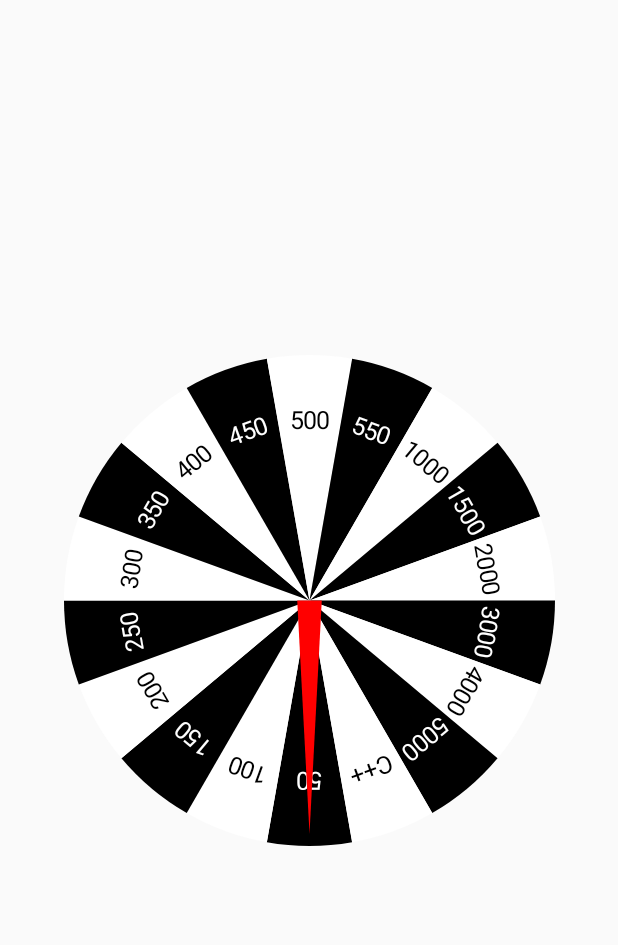
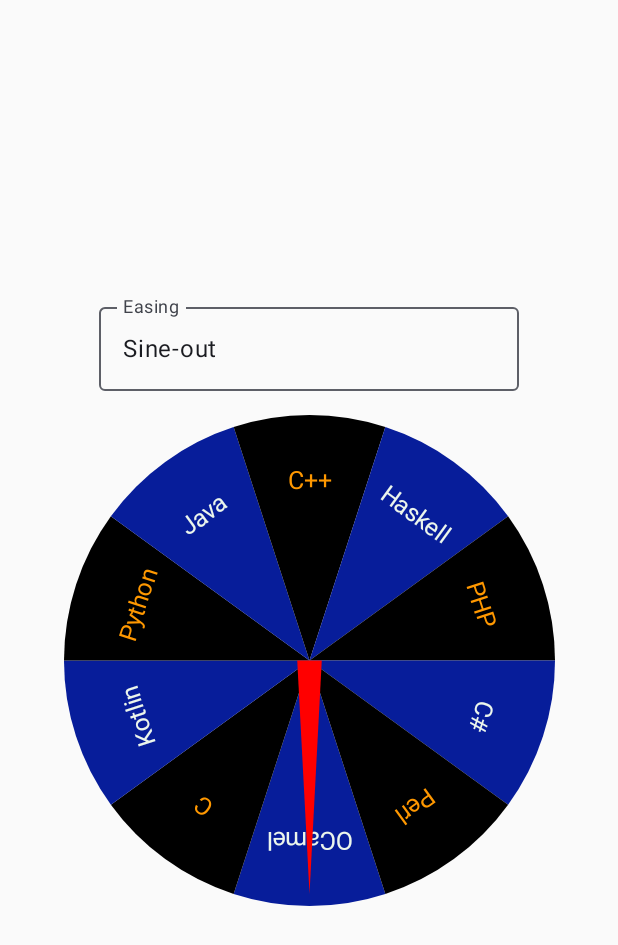
Before and after one commit to i-redbyte/krdcompose, an Android app built with Jetpack Compose: the WheelScreen screen opened through its navigation route, on a phone screen of 412 x 824 dp. Shown: the top 945 px of the screen. Run offline under Robolectric (Android 15) with nearby library versions, the phone set to English and light mode, and no system bars.

Commit message:
@feat: add fortune wheel component

```diff
--- a/app/src/main/java/ru/redbyte/krdcompose/screens/wheel/WheelScreen.kt
+++ b/app/src/main/java/ru/redbyte/krdcompose/screens/wheel/WheelScreen.kt
@@ -1,6 +1,5 @@
 package ru.redbyte.krdcompose.screens.wheel
 
-import android.util.Log
 import androidx.compose.foundation.layout.Arrangement
 import androidx.compose.foundation.layout.Column
 import androidx.compose.foundation.layout.Spacer
@@ -8,7 +7,12 @@ import androidx.compose.foundation.layout.fillMaxSize
 import androidx.compose.foundation.layout.fillMaxWidth
 import androidx.compose.foundation.layout.height
 import androidx.compose.foundation.layout.padding
+import androidx.compose.foundation.text.KeyboardOptions
+import androidx.compose.material3.DropdownMenuItem
+import androidx.compose.material3.ExperimentalMaterial3Api
+import androidx.compose.material3.ExposedDropdownMenuBox
 import androidx.compose.material3.MaterialTheme
+import androidx.compose.material3.OutlinedTextField
 import androidx.compose.material3.Text
 import androidx.compose.runtime.Composable
 import androidx.compose.runtime.getValue
@@ -17,36 +21,35 @@ import androidx.compose.runtime.remember
 import androidx.compose.runtime.setValue
 import androidx.compose.ui.Alignment
 import androidx.compose.ui.Modifier
-import androidx.compose.ui.tooling.preview.Preview
+import androidx.compose.ui.graphics.Color
+import androidx.compose.ui.text.input.KeyboardType
 import androidx.compose.ui.unit.dp
 import ru.redbyte.krdcompose.ui.components.FortuneWheel
 import ru.redbyte.krdcompose.ui.components.WheelItem
+import ru.redbyte.krdcompose.ui.components.easingMap
 
+@OptIn(ExperimentalMaterial3Api::class)
 @Composable
 fun WheelScreen() {
     val items = remember {
         listOf(
-            WheelItem("50"),
-            WheelItem("100"),
-            WheelItem("150"),
-            WheelItem("200"),
-            WheelItem("250"),
-            WheelItem("300"),
-            WheelItem("350"),
-            WheelItem("400"),
-            WheelItem("450"),
-            WheelItem("500"),
-            WheelItem("550"),
-            WheelItem("1000"),
-            WheelItem("1500"),
-            WheelItem("2000"),
-            WheelItem("3000"),
-            WheelItem("4000"),
-            WheelItem("5000"),
+            WheelItem("OCamel"),
+            WheelItem("C"),
+            WheelItem("Kotlin"),
+            WheelItem("Python"),
+            WheelItem("Java"),
             WheelItem("C++"),
+            WheelItem("Haskell"),
+            WheelItem("PHP"),
+            WheelItem("C#"),
+            WheelItem("Perl")
         )
     }
+
     var selected by remember { mutableStateOf<WheelItem?>(null) }
+    var expanded by remember { mutableStateOf(false) }
+    var easingName by remember { mutableStateOf(easingMap.keys.first()) }
+    val easing = easingMap[easingName]!!
 
     Column(
         modifier = Modifier
@@ -55,25 +58,41 @@ fun WheelScreen() {
         horizontalAlignment = Alignment.CenterHorizontally,
         verticalArrangement = Arrangement.Center
     ) {
+        ExposedDropdownMenuBox(expanded = expanded, onExpandedChange = { expanded = !expanded }) {
+            OutlinedTextField(
+                value = easingName,
+                onValueChange = {},
+                readOnly = true,
+                label = { Text("Easing") },
+                modifier = Modifier.menuAnchor(),
+                keyboardOptions = KeyboardOptions(keyboardType = KeyboardType.Text)
+            )
+            ExposedDropdownMenu(expanded = expanded, onDismissRequest = { expanded = false }) {
+                easingMap.keys.forEach { name ->
+                    DropdownMenuItem(
+                        text = { Text(name) },
+                        onClick = {
+                            easingName = name
+                            expanded = false
+                        }
+                    )
+                }
+            }
+        }
+        Spacer(Modifier.height(16.dp))
         FortuneWheel(
             items = items,
             modifier = Modifier.fillMaxWidth(0.9f),
-            onItemSelected = {
-                Log.d("_debug", "WheelScreen: $it")
-                selected = it
-            }
+            evenSectorColor = Color(0xFF071D9A),
+            oddSectorColor = Color(0xFF000000),
+            evenTextColor = Color(0xFFECF6EC),
+            oddTextColor = Color(0xFFFF9800),
+            easing = easing,
+            onItemSelected = { selected = it }
         )
-        Spacer(modifier = Modifier.height(24.dp))
+        Spacer(Modifier.height(24.dp))
         selected?.let {
-            Text(text = "Выпало: ${it.text}", style = MaterialTheme.typography.headlineMedium)
+            Text("Выпало: ${it.text}", style = MaterialTheme.typography.headlineMedium)
         }
     }
 }
-
-@Preview(showBackground = true, widthDp = 360, heightDp = 640)
-@Composable
-fun WheelDemoPreview() {
-    MaterialTheme {
-        WheelScreen()
-    }
-}
--- a/app/src/main/java/ru/redbyte/krdcompose/ui/components/FortuneWheel.kt
+++ b/app/src/main/java/ru/redbyte/krdcompose/ui/components/FortuneWheel.kt
@@ -6,6 +6,7 @@ import androidx.compose.foundation.layout.aspectRatio
 import androidx.compose.foundation.layout.fillMaxSize
 import androidx.compose.foundation.layout.Box
 import androidx.compose.foundation.clickable
+import androidx.compose.foundation.interaction.MutableInteractionSource
 import androidx.compose.runtime.*
 import androidx.compose.runtime.saveable.rememberSaveable
 import androidx.compose.ui.Modifier
@@ -15,19 +16,135 @@ import androidx.compose.ui.graphics.Path
 import androidx.compose.ui.geometry.Offset
 import androidx.compose.ui.geometry.Size
 import androidx.compose.ui.graphics.graphicsLayer
+import androidx.compose.ui.graphics.luminance
 import androidx.compose.ui.graphics.nativeCanvas
+import androidx.compose.ui.graphics.toArgb
 import kotlin.math.PI
 import kotlin.math.cos
 import kotlin.math.min
+import kotlin.math.pow
 import kotlin.math.roundToInt
 import kotlin.math.sin
+import kotlin.math.sqrt
 
 data class WheelItem(val text: String)
+
+val easingMap: LinkedHashMap<String, (Float) -> Float> = linkedMapOf(
+    "Sine‑out" to { t -> sin(t * PI.toFloat() / 2f) },
+    "Cubic‑out" to { t -> 1f - (1f - t).pow(3) },
+    "Quint‑out" to { t -> 1f - (1f - t).pow(5) },
+    "Quad‑out" to { t -> 1f - (1f - t).pow(2) },
+    "Expo‑out" to { t -> if (t == 1f) 1f else 1f - 2f.pow(-10f * t) },
+    "Circ‑out" to { t -> sqrt(1f - (t - 1f).pow(2)) },
+    "Back‑out" to { t ->
+        val s = 1.70158f;
+        val p = t - 1f; 1f + (s + 1f) * p.pow(3) + s * p.pow(2)
+    },
+    "Elastic‑out" to { t: Float ->
+        when (t) {
+            0f -> 0f
+            1f -> 1f
+            else -> {
+                val p = 0.3f
+                (2f.pow(-10f * t) *
+                        sin((t - p / 4f) * (2f * PI) / p).toFloat() + 1f)
+            }
+        }
+    },
+
+    "Bounce‑out" to { t ->
+        val n1 = 7.5625f;
+        val d1 = 2.75f
+        when {
+            t < 1f / d1 -> n1 * t * t
+            t < 2f / d1 -> {
+                val p = t - 1.5f / d1; n1 * p * p + 0.75f
+            }
+
+            t < 2.5f / d1 -> {
+                val p = t - 2.25f / d1; n1 * p * p + 0.9375f
+            }
+
+            else -> {
+                val p = t - 2.625f / d1; n1 * p * p + 0.984375f
+            }
+        }
+    },
+    "Linear" to { t -> t },
+    "Quart‑out" to { t -> 1f - (1f - t).pow(4) },
+
+    "Sine‑inOut" to { t -> (-(cos(PI.toFloat() * t) - 1f) / 2f) },
+
+    "Quad‑inOut" to { t ->
+        if (t < 0.5f) 2f * t * t
+        else 1f - (-2f * t + 2f).pow(2) / 2f
+    },
+
+    "Expo‑inOut" to { t ->
+        when (t) {
+            0f -> 0f
+            1f -> 1f
+            else -> if (t < 0.5f)
+                2f.pow(20f * t - 10f) / 2f
+            else
+                (2f - 2f.pow(-20f * t + 10f)) / 2f
+        }
+    },
+
+    "Bounce‑inOut" to { t ->
+        val bounceOut = easingMap["Bounce‑out"]!!
+        if (t < 0.5f)
+            (1f - bounceOut(1f - 2f * t)) / 2f
+        else
+            (1f + bounceOut(2f * t - 1f)) / 2f
+    },
+    "Quart‑in" to { t -> t.pow(4) },
+
+    "Quint‑inOut" to { t ->
+        if (t < 0.5f) 16f * t.pow(5)
+        else 1f - (-2f * t + 2f).pow(5) / 2f
+    },
+
+    "Circ‑inOut" to { t ->
+        if (t < 0.5f) (1f - sqrt(1f - (2f * t).pow(2))) / 2f
+        else (sqrt(1f - (-2f * t + 2f).pow(2)) + 1f) / 2f
+    },
+
+    "Back‑inOut" to { t ->
+        val c1 = 1.70158f
+        val c2 = c1 * 1.525f
+        if (t < 0.5f) ((2f * t).pow(2) * ((c2 + 1f) * 2f * t - c2)) / 2f
+        else ((2f * t - 2f).pow(2) * ((c2 + 1f) * (t * 2f - 2f) + c2) + 2f) / 2f
+    },
+
+    "Elastic‑inOut" to { t ->
+        when (t) {
+            0f -> 0f
+            1f -> 1f
+            else -> {
+                val c = (2f * PI).toFloat()
+                val p = 0.45f
+                if (t < 0.5f)
+                    ((-2f).pow(20f * t - 10f) *
+                            sin((20f * t - 11.125f) * c / p)) / 2f
+                else
+                    (2f.pow(-20f * t + 10f) *
+                            sin((20f * t - 11.125f) * c / p)) / 2f + 1f
+            }
+        }
+    }
+
+)
 
 @Composable
 fun FortuneWheel(
     items: List<WheelItem>,
     modifier: Modifier = Modifier,
+    evenSectorColor: Color = Color.Black,
+    oddSectorColor: Color = Color.White,
+    evenTextColor: Color? = null,
+    oddTextColor: Color? = null,
+    easing: (Float) -> Float,
     onItemSelected: (WheelItem) -> Unit
 ) {
     require(items.size >= 2)
@@ -46,12 +163,10 @@ fun FortuneWheel(
         val fullRot = (3..5).random()
         val duration = (3000..6000).random()
         startAngle = currentAngle
-
         val center = 90f + chosen * seg
         val now = ((currentAngle % 360f) + 360f) % 360f
         var delta = 450f - center - now
         delta = ((delta % 360f) + 360f) % 360f
-
         targetAngle = currentAngle + fullRot * 360f + delta
         startTime = SystemClock.uptimeMillis()
         endTime = startTime + duration
@@ -64,15 +179,15 @@ fun FortuneWheel(
             val nowMs = withFrameNanos { it } / 1_000_000L
             val total = (endTime - startTime).toFloat()
             val passed = (nowMs - startTime).coerceAtLeast(0L).toFloat()
-            val frac = (passed / total).coerceIn(0f, 1f)
-            val eased = 2f * frac - frac * frac
+            val t = (passed / total).coerceIn(0f, 1f)
+            val eased = easing(t)
             currentAngle = startAngle + (targetAngle - startAngle) * eased
-            if (frac >= 1f) {
+            if (t >= 1f) {
                 currentAngle = ((targetAngle % 360f) + 360f) % 360f
                 val seg = 360f / items.size
-                val normalized = ((currentAngle % 360f) + 360f) % 360f
-                val index = ((360f - normalized) / seg).roundToInt() % items.size
-                onItemSelected(items[index])
+                val norm = ((currentAngle % 360f) + 360f) % 360f
+                val idx = ((360f - norm) / seg).roundToInt() % items.size
+                onItemSelected(items[idx])
                 isSpinning = false
             }
         }
@@ -83,7 +198,7 @@ fun FortuneWheel(
             .aspectRatio(1f)
             .clickable(
                 enabled = !isSpinning,
-                interactionSource = null,
+                interactionSource = remember { MutableInteractionSource() },
                 indication = null
             ) { startSpin() }
     ) {
@@ -100,22 +215,26 @@ fun FortuneWheel(
                 textAlign = android.graphics.Paint.Align.CENTER
                 textSize = r * 0.1f
             }
-            for (i in items.indices) {
+            repeat(items.size) { i ->
                 val s = startOff + i * seg
-                val col = if (i % 2 == 0) Color.Black else Color.White
+                val sectorColor = if (i % 2 == 0) evenSectorColor else oddSectorColor
                 drawArc(
-                    color = col,
+                    color = sectorColor,
                     startAngle = s,
                     sweepAngle = seg,
                     useCenter = true,
                     topLeft = Offset(center.x - r, center.y - r),
                     size = Size(r * 2, r * 2)
                 )
-                textPaint.color =
-                    if (col == Color.Black) android.graphics.Color.WHITE else android.graphics.Color.BLACK
-                val a = (s + seg / 2) * (PI / 180).toFloat()
-                val tx = center.x + cos(a) * r * 0.7f
-                val ty = center.y + sin(a) * r * 0.7f
+                val txtColor = when {
+                    i % 2 == 0 && evenTextColor != null -> evenTextColor
+                    i % 2 == 1 && oddTextColor != null -> oddTextColor
+                    else -> if (sectorColor.luminance() < 0.5f) Color.White else Color.Black
+                }
+                textPaint.color = txtColor.toArgb()
+                val ang = (s + seg / 2) * (PI / 180).toFloat()
+                val tx = center.x + cos(ang) * r * 0.7f
+                val ty = center.y + sin(ang) * r * 0.7f
                 drawIntoCanvas {
                     it.nativeCanvas.save()
                     it.nativeCanvas.rotate(s + seg / 2 + 90f, tx, ty)
```
